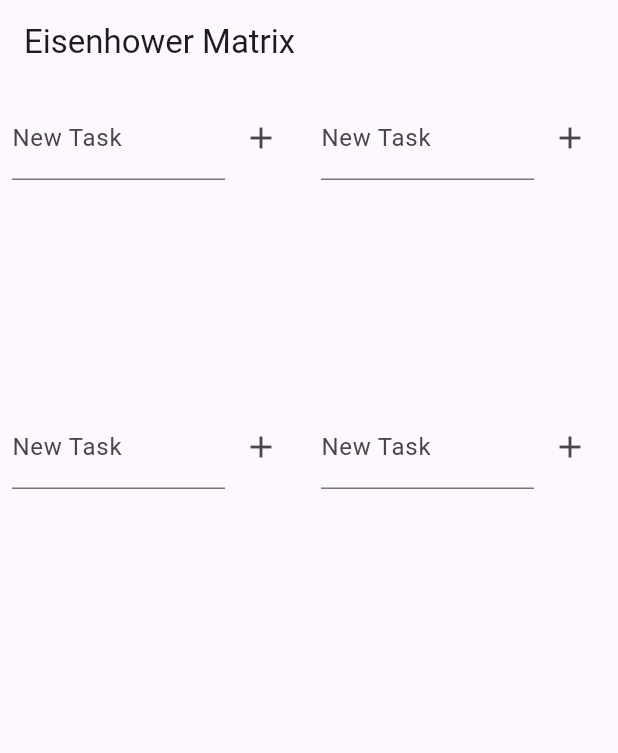
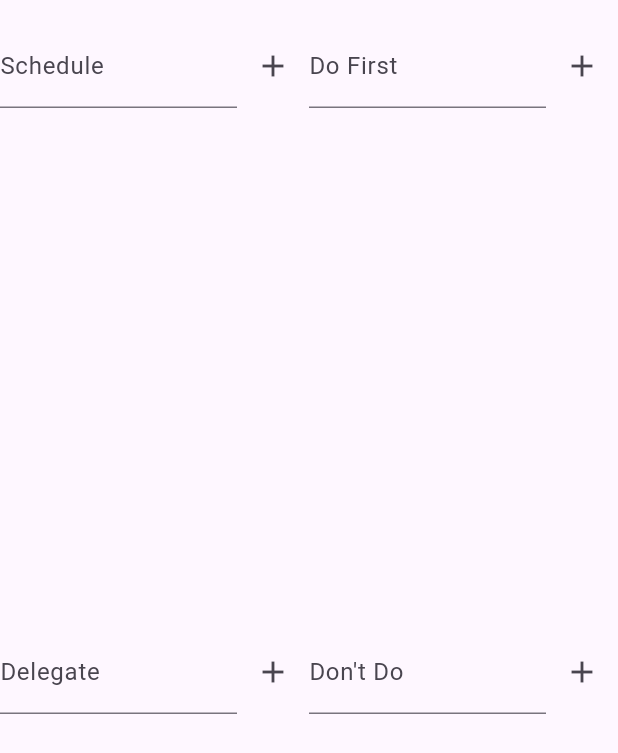
Before and after one commit to Andy-Leo10/eisenshower_todo, a Flutter app: the screen it shows after launch, on a phone screen of 412 x 824 dp. Shown: the top 753 px of the screen. Run offline on Flutter 3.47's test engine with Material 3 defaults, Android fonts, the light colour scheme and no system bars; our stand-ins replace shared_preferences.

Commit message:
Refactor Eisenhower Matrix layout

```diff
--- a/lib/main.dart
+++ b/lib/main.dart
@@ -23,16 +23,25 @@ class EisenhowerMatrix extends StatelessWidget {
   @override
   Widget build(BuildContext context) {
     return Scaffold(
-      appBar: AppBar(
-        title: const Text('Eisenhower Matrix'),
+      body: Column(
+        children: [
+          const SizedBox(height: 16), // Add padding or block above all quadrants
+          Expanded(
+            child: Row(
+              children: const [
+                Expanded(child: TodoListScreen(title: 'Schedule')),
+                Expanded(child: TodoListScreen(title: 'Do First')),
+              ],
             ),
-      body: GridView.count(
-        crossAxisCount: 2,
+          ),
+          Expanded(
+            child: Row(
               children: const [
-          TodoListScreen(title: 'Important & Urgent'),
-          TodoListScreen(title: 'Important & Not Urgent'),
-          TodoListScreen(title: 'Not Important & Urgent'),
-          TodoListScreen(title: 'Not Important & Not Urgent'),
+                Expanded(child: TodoListScreen(title: 'Delegate')),
+                Expanded(child: TodoListScreen(title: 'Don\'t Do')),
+              ],
+            ),
+          ),
         ],
       ),
     );
@@ -91,15 +100,13 @@ class _TodoListScreenState extends State<TodoListScreen> {
   Widget build(BuildContext context) {
     return Column(
       children: [
-        Padding(
-          padding: const EdgeInsets.all(8.0),
-          child: Row(
+        Row(
           children: [
             Expanded(
               child: TextField(
                 controller: _controller,
-                  decoration: const InputDecoration(
-                    labelText: 'New Task',
+                decoration: InputDecoration(
+                  labelText: '${widget.title}',
                 ),
               ),
             ),
@@ -114,9 +121,11 @@ class _TodoListScreenState extends State<TodoListScreen> {
             ),
           ],
         ),
-        ),
         Expanded(
+          child: SingleChildScrollView(
             child: ListView.builder(
+              shrinkWrap: true,
+              physics: const NeverScrollableScrollPhysics(),
               itemCount: _tasks.length,
               itemBuilder: (context, index) {
                 return ListTile(
@@ -131,6 +140,7 @@ class _TodoListScreenState extends State<TodoListScreen> {
               },
             ),
           ),
+        ),
       ],
     );
   }
```
Lines whose indentation alone changed are shown as unchanged.
